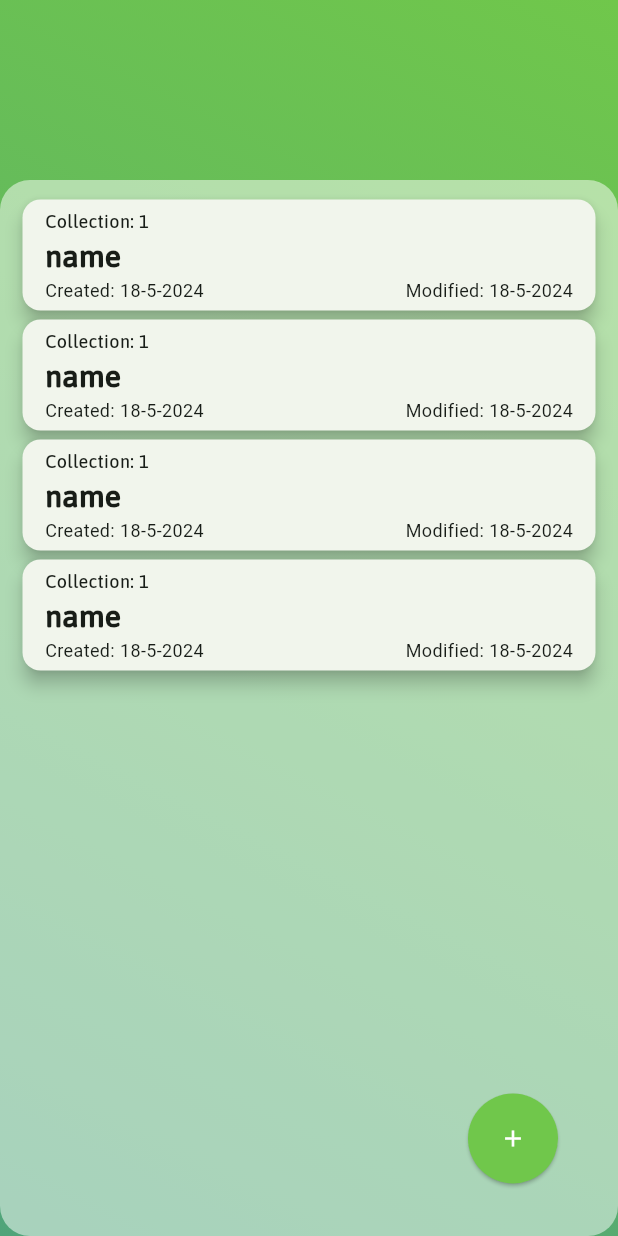
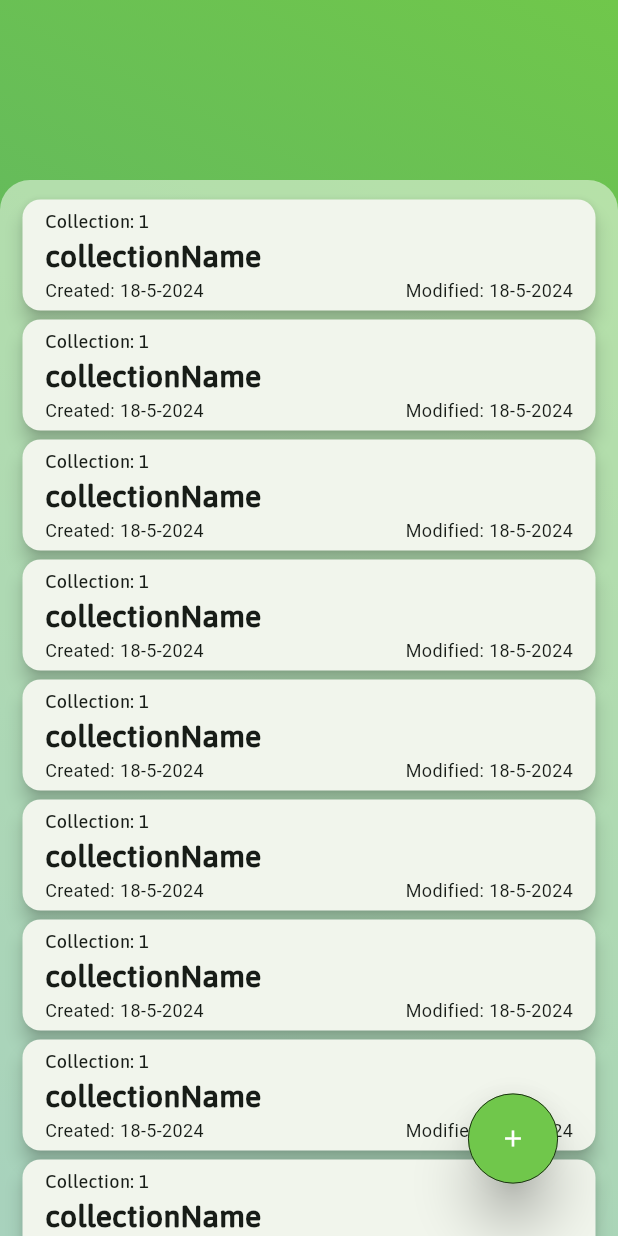
Before and after one commit to Faisal-8898/Prizebond-Logger, a Flutter app: the screen it shows after launch, on a phone screen of 412 x 824 dp. Run offline on Flutter 3.47's test engine with Material 3 defaults, Android fonts, the phone set to English and light mode, and no system bars.

Commit message:
landingPage Updated, sk improved, Added popups (Empty)

```diff
--- a/lib/main.dart
+++ b/lib/main.dart
@@ -2,15 +2,15 @@ import 'package:flutter/material.dart';
 import 'package:prizebond_application/views/landingPage.dart';
 import 'styles/sk.dart';
 
-ThemeData themeData = ThemeData(
-  colorScheme:
-      ColorScheme.fromSeed(seedColor: const Color.fromARGB(255, 30, 201, 95)),
-  useMaterial3: true,
-);
-
 void main() {
   runApp(const MyApp());
 }
+
+ThemeData themeData = ThemeData(
+  colorScheme: ColorScheme.fromSeed(
+    seedColor: const Color.fromARGB(255, 30, 201, 95),
+  ),
+);
 
 class MyApp extends StatelessWidget {
   const MyApp({super.key});
--- a/lib/styles/sk.dart
+++ b/lib/styles/sk.dart
@@ -19,18 +19,24 @@ class sk {
     double height = height,
     double width = width,
     double fontSize = fontSize,
-    dynamic foreground,
-    dynamic background,
+    double borderWidth = borderWidth,
+    Color? background,
+    Color? foreground,
+    Color? borderColor,
+    double? elevation,
+    OutlinedBorder? shape,
   }) {
+    borderColor ??= _themeData.colorScheme.shadow;
     background ??= _themeData.colorScheme.primary;
     foreground ??= _themeData.colorScheme.onBackground;
     ButtonStyle elevatedButtonStyle = ElevatedButton.styleFrom(
       textStyle: TextStyle(fontSize: fontSize),
+      side: BorderSide(width: borderWidth, color: borderColor),
       foregroundColor: foreground,
       backgroundColor: background,
-      shape: CircleBorder(),
+      elevation: elevation,
+      shape: shape,
       padding: const EdgeInsets.all(0),
-
     );
 
     return SizedBox(
@@ -51,9 +57,11 @@ class sk {
     double width = width,
     double fontSize = fontSize,
     double borderWidth = borderWidth,
-    dynamic borderColor,
-    dynamic foreground,
-    dynamic background,
+    Color? background,
+    Color? foreground,
+    Color? borderColor,
+    double? elevation,
+    OutlinedBorder? shape,
   }) {
     borderColor ??= _themeData.colorScheme.shadow;
     background ??= _themeData.colorScheme.onBackground;
@@ -63,6 +71,8 @@ class sk {
       side: BorderSide(width: borderWidth, color: borderColor),
       foregroundColor: foreground,
       backgroundColor: background,
+      elevation: elevation,
+      shape: shape,
       padding: const EdgeInsets.all(0),
     );
 
@@ -83,13 +93,24 @@ class sk {
     double height = height,
     double width = width,
     double fontSize = fontSize,
-    dynamic foreground,
-    dynamic background,
+    double borderWidth = borderWidth,
+    Color? background,
+    Color? foreground,
+    Color? borderColor,
+    double? elevation,
+    OutlinedBorder? shape,
   }) {
+    borderColor ??= _themeData.colorScheme.shadow;
+    background ??= _themeData.colorScheme.onBackground;
+    foreground ??= _themeData.colorScheme.primary;
     ButtonStyle textButtonStyle = TextButton.styleFrom(
       textStyle: TextStyle(fontSize: fontSize),
+      side: BorderSide(width: borderWidth, color: borderColor),
       foregroundColor: foreground,
       backgroundColor: background,
+      elevation: elevation,
+      shape: shape,
+      padding: const EdgeInsets.all(0),
     );
 
     return SizedBox(
@@ -107,17 +128,19 @@ class sk {
     required List<T> items,
     required T? value,
     required void Function(T?)? onChanged,
+    Icon? icon,
     Widget? hint,
+    double? width,
     double? height,
-    double? width,
     double? fontSize,
+    bool isExpanded = false,
+    BorderRadius? borderRadius,
     Widget Function(T)? itemBuilder, // Add this parameter
   }) {
     return SizedBox(
       height: height,
       width: width,
       child: DropdownButton<T>(
-        hint: hint,
         value: value,
         items: items
             .map(
@@ -132,7 +155,12 @@ class sk {
               ),
             )
             .toList(),
+        hint: hint,
+        icon: icon,
         onChanged: onChanged,
+        isExpanded: isExpanded,
+        borderRadius: borderRadius,
+        padding: const EdgeInsets.all(0),
       ),
     );
   }
@@ -165,12 +193,17 @@ class sk {
 
   static Text text({
     required String content,
-    Color fontColor = Colors.black,
-    FontWeight fontWeight = FontWeight.normal,
-    double fontSize = 14,
+    double? fontSize,
+    Color? fontColor,
+    FontWeight? fontWeight,
+    String? fontFamily,
   }) {
-    TextStyle textStyle =
-        TextStyle(color: fontColor, fontWeight: fontWeight, fontSize: fontSize);
+    TextStyle textStyle = TextStyle(
+      color: fontColor,
+      fontWeight: fontWeight,
+      fontSize: fontSize,
+      fontFamily: fontFamily,
+    );
 
     return Text(
       content,
--- a/lib/views/landingPage.dart
+++ b/lib/views/landingPage.dart
@@ -29,7 +29,7 @@ class _LandingPageState extends State<LandingPage> {
       gradient: LinearGradient(
         colors: [
           Color.fromARGB(255, 112, 199, 75),
-          Color.fromARGB(255, 80, 164, 122)
+          Color.fromARGB(255, 80, 164, 122),
         ],
         stops: [0, 1],
         begin: Alignment.topRight,
@@ -42,26 +42,31 @@ class _LandingPageState extends State<LandingPage> {
     return Container(
       height: MediaQuery.of(context).size.height,
       margin: const EdgeInsets.only(top: 120),
-      decoration: BoxDecoration(
-        color: const Color.fromRGBO(255, 255, 255, 0.50),
-        borderRadius: BorderRadius.circular(20.0),
+      decoration: const BoxDecoration(
+        color: Color.fromRGBO(255, 255, 255, 0.50),
+        borderRadius: BorderRadius.only(
+          topLeft: Radius.circular(20),
+          topRight: Radius.circular(20),
+        ),
       ),
       child: Stack(
         children: [
           Padding(
             padding: const EdgeInsets.only(top: 7),
-            child: rowOfCards(),
+            child: listOfCollection(),
           ),
           Positioned(
             bottom: 35,
             right: 40,
             child: sk.elevatedButton(
-              content: Icon(Icons.add),
+              content: const Icon(Icons.add),
               onPressed: addCollectionBtn,
               width: 60,
               height: 60,
+              elevation: 15,
               foreground: Colors.white,
-              background: Color.fromARGB(255, 112, 199, 75),
+              background: const Color.fromARGB(255, 112, 199, 75),
+              shape: const CircleBorder(),
             ),
           ),
         ],
@@ -69,58 +74,58 @@ class _LandingPageState extends State<LandingPage> {
     );
   }
 
-  void addCollectionBtn() {
+  void addCollectionBtn() {}
 
+  ListView listOfCollection() {
+    return ListView(children: landingPageCards());
   }
 
-  Column rowOfCards() {
-    return Column(
-      mainAxisAlignment: MainAxisAlignment.start,
-      children: <Widget>[
-        card(
-          collectionName: "name",
+  List<SizedBox> landingPageCards() {
+    List<SizedBox> cards = [];
+
+    for (int i = 0; i < 20; i++) {
+      cards.add(
+        landingPageCard(
+          collectionName: 'collectionName',
           created: DateTime.now(),
           modified: DateTime.now(),
         ),
-        card(
-          collectionName: "name",
-          created: DateTime.now(),
-          modified: DateTime.now(),
-        ),
-        card(
-          collectionName: "name",
-          created: DateTime.now(),
-          modified: DateTime.now(),
-        ),
-        card(
-          collectionName: "name",
-          created: DateTime.now(),
-          modified: DateTime.now(),
-        ),
-      ],
-    );
+      );
+    }
+
+    return cards;
   }
 
-  SizedBox card(
-      {int collectionCount = 1,
-      required String collectionName,
-      required DateTime created,
-      required DateTime modified}) {
+  SizedBox landingPageCard({
+    int collectionCount = 1,
+    required String collectionName,
+    required DateTime created,
+    required DateTime modified,
+  }) {
     int createDay = created.day;
     int createMonth = created.month;
     int createYear = created.year;
-    final String createdDate = '${createDay}-${createMonth}-${createYear}';
+    String createdDate = '$createDay-$createMonth-$createYear';
+
     int modifiedDay = modified.day;
     int modifiedMonth = modified.month;
     int modifiedYear = modified.year;
-    final String modifiedDate =
-        '${modifiedDay}-${modifiedMonth}-${modifiedYear}';
+    String modifiedDate = '$modifiedDay-$modifiedMonth-$modifiedYear';
 
     return sk.card(
       content: Padding(
-        padding: EdgeInsets.only(top: 5.0, left: 15, right: 15, bottom: 4.0),
-        child: allCardInfo(
-            collectionCount, collectionName, createdDate, modifiedDate),
+        padding: const EdgeInsets.only(
+          top: 5.0,
+          left: 15,
+          right: 15,
+          bottom: 4.0,
+        ),
+        child: landingPageCardStructure(
+          collectionCount,
+          collectionName,
+          createdDate,
+          modifiedDate,
+        ),
       ),
       height: 80,
       width: 500,
@@ -131,32 +136,32 @@ class _LandingPageState extends State<LandingPage> {
     );
   }
 
-  Column allCardInfo(
-      collectionCount, collectionName, createdDate, modifiedDate) {
+  Column landingPageCardStructure(
+    collectionCount,
+    collectionName,
+    createdDate,
+    modifiedDate,
+  ) {
     return Column(
       crossAxisAlignment: CrossAxisAlignment.start,
       mainAxisAlignment: MainAxisAlignment.center,
       children: [
-        Text(
-          'Collection: $collectionCount',
-          style: TextStyle(fontSize: 12, fontFamily: 'Asap'),
+        sk.text(
+          content: 'Collection: $collectionCount',
+          fontSize: 12,
+          fontFamily: 'Asap',
         ),
-        Text(
-          collectionName,
-          style: TextStyle(
-              fontSize: 20, fontWeight: FontWeight.bold, fontFamily: 'Asap'),
+        sk.text(
+          content: collectionName,
+          fontSize: 20,
+          fontWeight: FontWeight.bold,
+          fontFamily: 'Asap',
         ),
         Row(
           mainAxisAlignment: MainAxisAlignment.spaceBetween,
           children: [
-            Text(
-              'Created: $createdDate',
-              style: TextStyle(fontSize: 12),
-            ),
-            Text(
-              'Modified: $modifiedDate',
-              style: TextStyle(fontSize: 12),
-            ),
+            sk.text(content: 'Created: $createdDate', fontSize: 12),
+            sk.text(content: 'Modified: $modifiedDate', fontSize: 12),
           ],
         ),
       ],
--- /dev/null
+++ b/lib/views/popups.dart
@@ -0,0 +1,12 @@
+import 'package:flutter/material.dart';
+import 'package:prizebond_application/styles/sk.dart';
+
+class Popups extends StatelessWidget {
+  const Popups({super.key});
+
+  @override
+  Widget build(BuildContext context) {
+    // TODO: implement build
+    throw UnimplementedError();
+  }
+}
```
